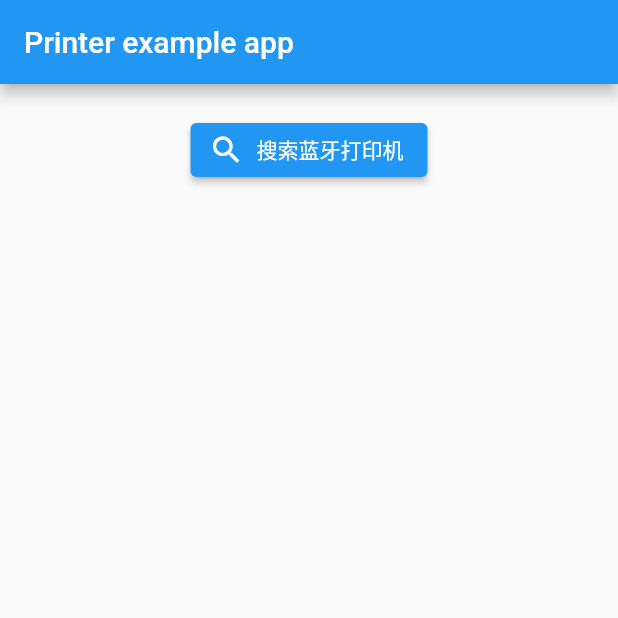
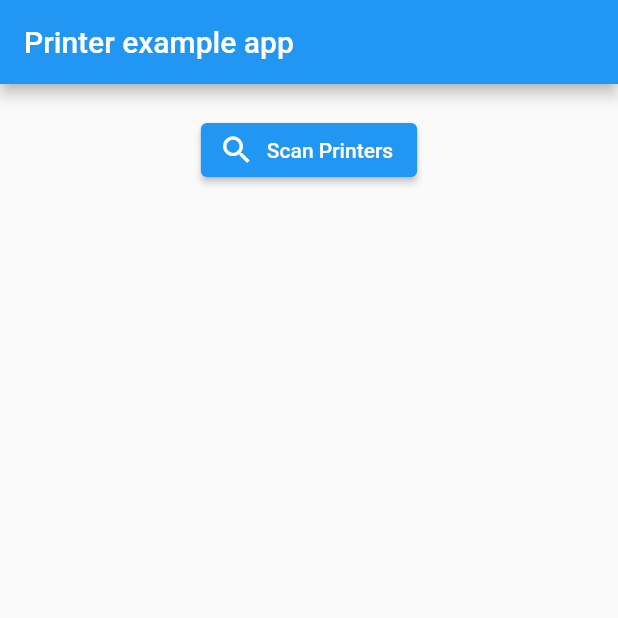
Before and after one commit to jdomzhang/sunmi_ext_printer, a Flutter app: the screen it shows after launch, on a phone screen of 412 x 824 dp, the top half of it. Run offline on Flutter 3.47's test engine with Material 2 defaults, Android fonts, the phone set to English and light mode, and no system bars; our stand-ins replace permission_handler, plugin_platform_interface.

Commit message:
change example code

```diff
--- a/example/lib/main.dart
+++ b/example/lib/main.dart
@@ -43,7 +43,7 @@ class _MyAppState extends State<MyApp> {
             ElevatedButton.icon(
                 onPressed: () => permitBleThenFind(context),
                 icon: const Icon(Icons.search),
-                label: const Text("搜索蓝牙打印机")),
+                label: const Text("Scan Printers")),
             for (var id in _bluetoothIds) BluetoothRow(id),
           ],
         )),
```
Also changed, not shown: 1 other file.
